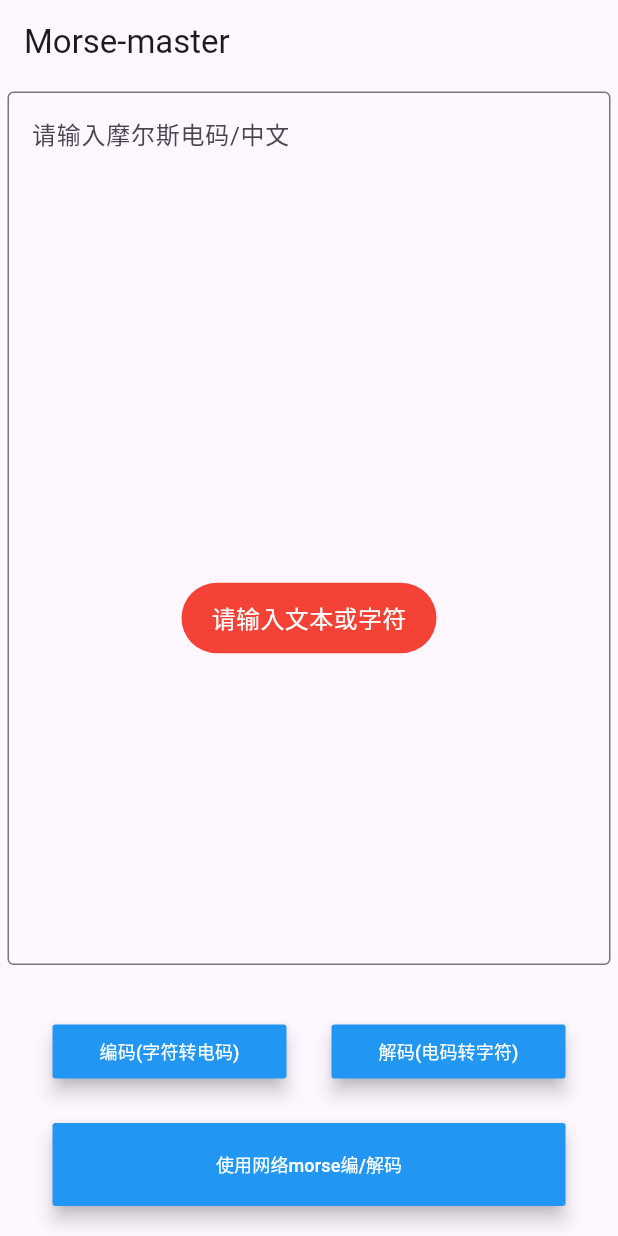
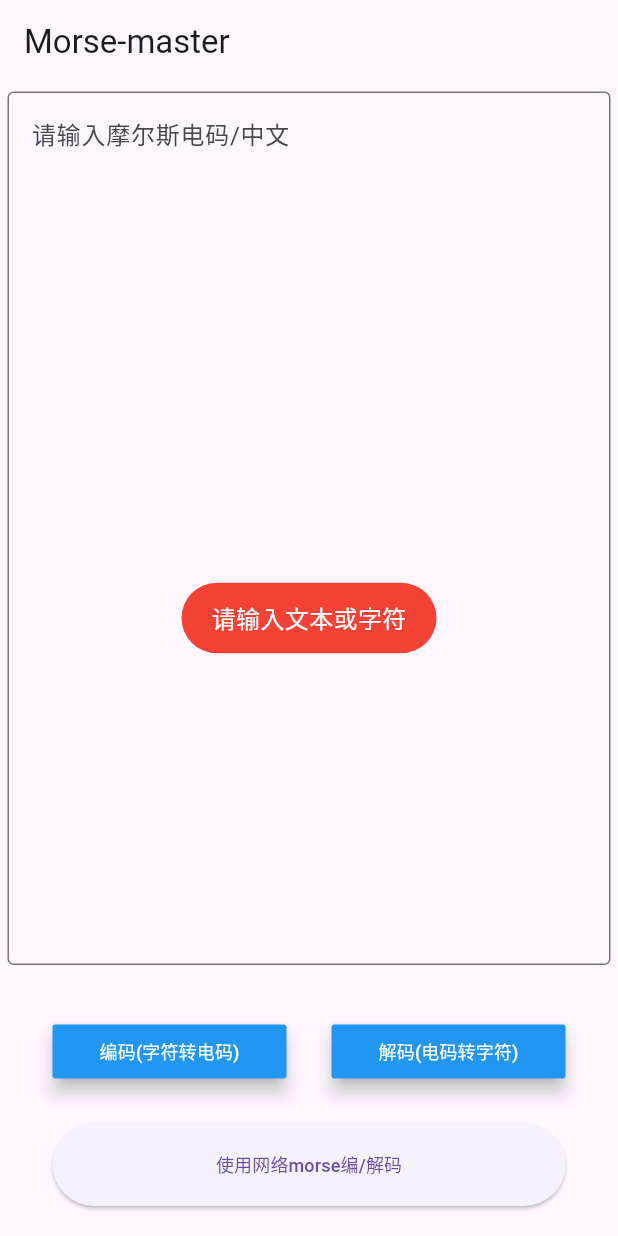
Before and after one commit to M78Code/flutter_morse_util, a Flutter app: the screen it shows after launch, after a tap on "编码(字符转电码)", on a phone screen of 412 x 824 dp. Run offline on Flutter 3.47's test engine with Material 3 defaults, Android fonts, the phone set to English and light mode, and no system bars; our stand-ins replace fluttertoast.

Commit message:
更新Flutter 1.0到3.0

```diff
--- a/example/lib/main.dart
+++ b/example/lib/main.dart
@@ -23,7 +23,7 @@ class MyApp extends StatelessWidget {
 }
 
 class MyHomePage extends StatefulWidget {
-  MyHomePage({Key key, this.title}) : super(key: key);
+  const MyHomePage({super.key, required this.title});
 
   final String title;
 
@@ -96,8 +96,7 @@ class _MyHomePageState extends State<MyHomePage> {
         maxLines: null,
         //无行数限制
         textInputAction: TextInputAction.done,
-        decoration: InputDecoration(
-            border: OutlineInputBorder(), hintText: '请输入摩尔斯电码/中文'),
+        decoration: InputDecoration(border: OutlineInputBorder(), hintText: '请输入摩尔斯电码/中文'),
       ),
     );
   }
@@ -154,16 +153,12 @@ class _MyHomePageState extends State<MyHomePage> {
       width: 100,
       height: 60,
       margin: EdgeInsets.only(top: 10, left: 30, right: 30, bottom: 10),
-      child: RaisedButton(
-        elevation: 5,
-        color: Colors.blue,
-        textColor: Colors.white,
-        splashColor: Colors.deepPurpleAccent,
+      child: ElevatedButton(
+        onPressed: _launchURL,
         child: Text(
           '使用网络morse编/解码',
           style: TextStyle(fontSize: 12),
         ),
-        onPressed: _launchURL,
       ),
     );
   }
@@ -180,7 +175,7 @@ class _MyHomePageState extends State<MyHomePage> {
   ///摩尔斯解码
   void morseDecode() {
     String decodeString = inputController.text;
-    if (null == decodeString.trim() || '' == decodeString) {
+    if (decodeString.isEmpty) {
       ToastUtil.showGravityToast(
         '请输入摩尔斯码',
         ToastGravity.CENTER,
@@ -188,8 +183,7 @@ class _MyHomePageState extends State<MyHomePage> {
       return;
     }
     try {
-      if (decodeString.startsWith(RegExp('-')) ||
-          decodeString.startsWith(RegExp('.'))) {
+      if (decodeString.startsWith(RegExp('-')) || decodeString.startsWith(RegExp('.'))) {
         String decodeResult = _morseUtil.decode(decodeString);
         //设置文本显示
         inputController.text = decodeResult;
@@ -222,7 +216,7 @@ class _MyHomePageState extends State<MyHomePage> {
   ///摩尔斯编码
   void morseEncode() {
     String decodeString = inputController.text;
-    if (null == decodeString.trim() || '' == decodeString) {
+    if (decodeString.isEmpty) {
       ToastUtil.showGravityToast(
         '请输入文本或字符',
         ToastGravity.CENTER,
--- a/example/lib/toast.dart
+++ b/example/lib/toast.dart
@@ -1,35 +1,29 @@
-
 import 'package:flutter/material.dart';
 import 'package:fluttertoast/fluttertoast.dart';
 
 class ToastUtil {
-
-  static showBasicToast(String msg){
+  static showBasicToast(String msg) {
     Fluttertoast.showToast(
         msg: msg,
         toastLength: Toast.LENGTH_SHORT,
         gravity: ToastGravity.BOTTOM,
-        timeInSecForIos: 1,
         backgroundColor: Colors.red,
         textColor: Colors.white,
-        fontSize: 16.0
-    );
+        fontSize: 16.0);
   }
 
-  static showGravityToast(String msg,ToastGravity gravity){
+  static showGravityToast(String msg, ToastGravity gravity) {
     Fluttertoast.showToast(
         msg: msg,
         toastLength: Toast.LENGTH_SHORT,
         gravity: gravity,
-        timeInSecForIos: 1,
         backgroundColor: Colors.red,
         textColor: Colors.white,
-        fontSize: 16.0
-    );
+        fontSize: 16.0);
   }
 
- /// cancel all the toasts call
-  static cancelAllToast(){
+  /// cancel all the toasts call
+  static cancelAllToast() {
     Fluttertoast.cancel();
   }
 }
--- a/lib/binary_string_util.dart
+++ b/lib/binary_string_util.dart
@@ -21,7 +21,7 @@ int binaryToDecimalString(String s) {
       List<String> list = s.split('');
       int size = list.length;
       for (int i = 0; i < size; i++) {
-        total += int.parse(list[i]) * pow(2, size - 1 - i);
+        total += int.parse(list[i]) * pow(2, size - 1 - i).toInt();
       }
       return total;
     } catch (e) {
--- a/pubspec.yaml
+++ b/pubspec.yaml
@@ -4,7 +4,7 @@ version: 0.0.1
 homepage: https://github.com/M78Code/flutter_morse_util
 
 environment:
-  sdk: ">=2.7.0 <3.0.0"
+  sdk: ">=3.1.3 <4.0.0"
 
 
 dependencies:
```
Also changed, not shown: example/pubspec.yaml (+5 -5 lines), lib/morse_util.dart (+25 -15 lines), example/pubspec.lock, pubspec.lock, 16 other files.
